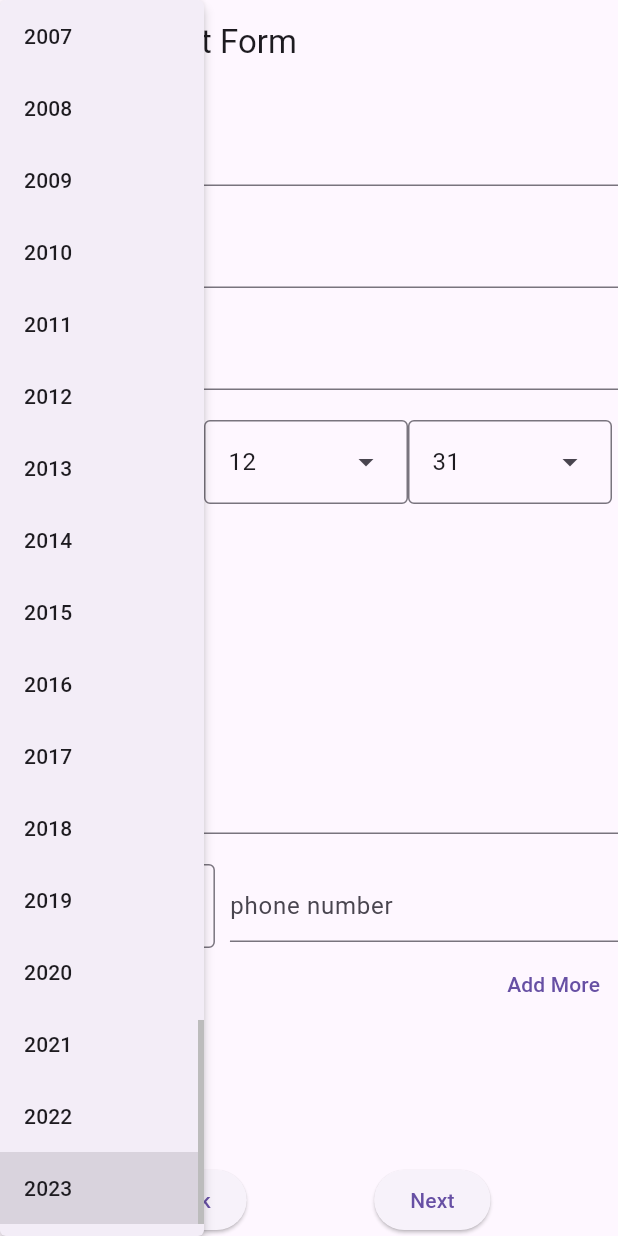
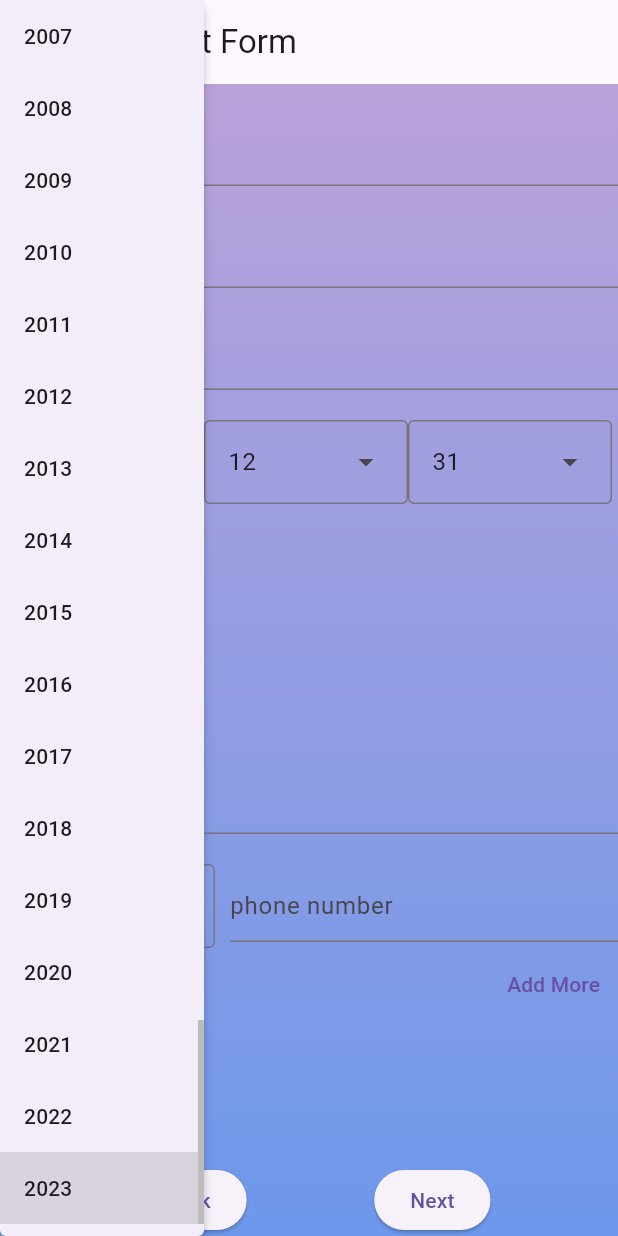
Before and after one commit to jorkd21/MediPal, a Flutter app: the PatientForm screen opened by its route, after a tap on an icon or button, on a phone screen of 412 x 824 dp. Run offline on Flutter 3.47's test engine with Material 3 defaults, Android fonts, the phone set to English and light mode, and no system bars; our stand-ins replace cloud_firestore, firebase_analytics, firebase_auth, firebase_core, firebase_database; missing offline and left inert: firebase_ui_auth, firebase_ui_oauth_google; accounts and stored records are empty; generated files the repository leaves out were written again.

Commit message:
added background collor to multi page form

```diff
--- a/lib/form_patient.dart
+++ b/lib/form_patient.dart
@@ -13,7 +13,7 @@ class _PatientFormState extends State<PatientForm> {
   List<Widget> _pages = [
     GeneralInfoForm(),
     HealthConditionsForm(),
-    //nextForm(),
+    NextForm(),
   ];
 
   void _nextPage() {
@@ -48,7 +48,18 @@ class _PatientFormState extends State<PatientForm> {
       appBar: AppBar(
         title: Text('Patient Form'),
       ),
-      body: Column(
+      body: Container(
+        decoration: BoxDecoration(
+          gradient: LinearGradient(
+            begin: Alignment.bottomCenter,
+            end: Alignment.topCenter,
+            colors: [
+              Color(0xFF6D98EB), // Light blue at the bottom
+              Color(0xFFBAA2DA), // Purple at the top
+            ],
+          ),
+        ),
+        child: Column(
           children: <Widget>[
             Expanded(
               child: PageView(
@@ -76,6 +87,16 @@ class _PatientFormState extends State<PatientForm> {
             ),
           ],
         ),
+      ),
     );
   }
 }
+
+class NextForm extends StatelessWidget {
+  @override
+  Widget build(BuildContext context) {
+    return Center(
+      child: Text('Next Form'),
+    );
+  }
+}
```
Lines whose indentation alone changed are shown as unchanged.
